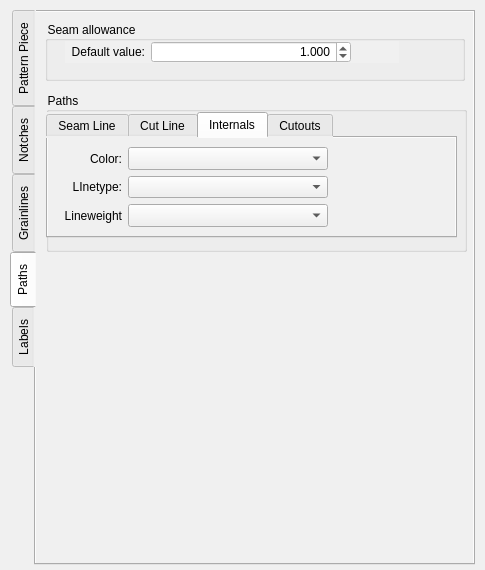
FashionFreedom/Seamly2D, file src/app/seamly2d/dialogs/configpages/preferencespatternpage.ui: the form before one commit.
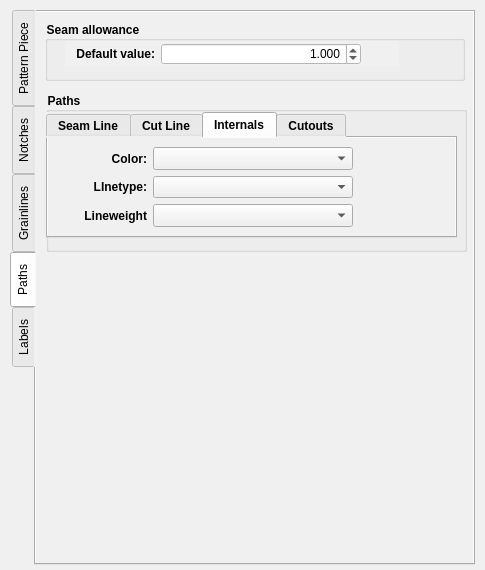
The form after the commit. The open tabs and pages were chosen to show the change. Icons and pictures are not drawn. Custom widgets are drawn as their Qt base class.

Diff of the .ui file:
```diff
--- a/src/app/seamly2d/dialogs/configpages/preferencespatternpage.ui
+++ b/src/app/seamly2d/dialogs/configpages/preferencespatternpage.ui
@@ -18,8 +18,8 @@
   </property>
   <property name="minimumSize">
    <size>
-    <width>485</width>
-    <height>570</height>
+    <width>100</width>
+    <height>100</height>
    </size>
   </property>
   <property name="maximumSize">
@@ -947,6 +947,7 @@
      <property name="font">
       <font>
        <pointsize>9</pointsize>
+       <bold>true</bold>
       </font>
      </property>
      <property name="title">
@@ -958,7 +959,7 @@
         <x>20</x>
         <y>20</y>
         <width>334</width>
-        <height>22</height>
+        <height>26</height>
        </rect>
       </property>
       <layout class="QHBoxLayout" name="horizontalLayout">
@@ -966,7 +967,7 @@
         <widget class="QLabel" name="defaultSeamAllowance_Label">
          <property name="minimumSize">
           <size>
-           <width>80</width>
+           <width>90</width>
            <height>0</height>
           </size>
          </property>
@@ -1065,6 +1066,11 @@
        <height>160</height>
       </size>
      </property>
+     <property name="font">
+      <font>
+       <bold>true</bold>
+      </font>
+     </property>
      <property name="title">
       <string>Paths</string>
      </property>
@@ -1540,7 +1546,7 @@
               </property>
               <property name="minimumSize">
                <size>
-                <width>65</width>
+                <width>90</width>
                 <height>18</height>
                </size>
               </property>
@@ -1605,7 +1611,7 @@
               </property>
               <property name="minimumSize">
                <size>
-                <width>65</width>
+                <width>90</width>
                 <height>18</height>
                </size>
               </property>
@@ -1664,7 +1670,7 @@
              <widget class="QLabel" name="internalLineweight_Label">
               <property name="minimumSize">
                <size>
-                <width>65</width>
+                <width>90</width>
                 <height>0</height>
                </size>
               </property>
```
Left out of the diff: 8 changed lines with no effect on the pictures.
